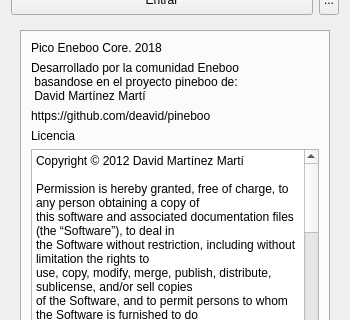
Above: pineboolib/loader/dlgconnect/dlgconnect.ui from deavid/pineboo before the change; both pictures show x 0 to 350 and y 83 to 403 of the 350 by 495 pixel window. Below: the same form after it.
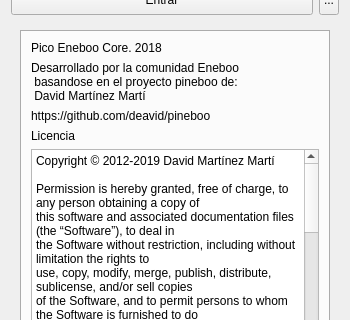
That is the form after the change. The open tabs and pages were chosen to show the change. Icons and pictures are not drawn.

The edit to the form file:
```diff
--- a/pineboolib/loader/dlgconnect/dlgconnect.ui
+++ b/pineboolib/loader/dlgconnect/dlgconnect.ui
@@ -611,23 +611,23 @@
           <item>
            <widget class="QPlainTextEdit" name="plainTextEdit">
             <property name="plainText">
-             <string>Copyright © 2012 David Martínez Martí
+             <string>Copyright © 2012-2019 David Martínez Martí
 
-Permission is hereby granted, free of charge, to any person obtaining a copy of 
-this software and associated documentation files (the “Software”), to deal in 
-the Software without restriction, including without limitation the rights to 
-use, copy, modify, merge, publish, distribute, sublicense, and/or sell copies 
-of the Software, and to permit persons to whom the Software is furnished to do 
+Permission is hereby granted, free of charge, to any person obtaining a copy of
+this software and associated documentation files (the “Software”), to deal in
+the Software without restriction, including without limitation the rights to
+use, copy, modify, merge, publish, distribute, sublicense, and/or sell copies
+of the Software, and to permit persons to whom the Software is furnished to do
 so, subject to the following conditions:
 
-The above copyright notice and this permission notice shall be included in all 
+The above copyright notice and this permission notice shall be included in all
 copies or substantial portions of the Software.
 
-THE SOFTWARE IS PROVIDED “AS IS”, WITHOUT WARRANTY OF ANY KIND, EXPRESS OR 
-IMPLIED, INCLUDING BUT NOT LIMITED TO THE WARRANTIES OF MERCHANTABILITY, FITNESS 
-FOR A PARTICULAR PURPOSE AND NONINFRINGEMENT. IN NO EVENT SHALL THE AUTHORS OR 
-COPYRIGHT HOLDERS BE LIABLE FOR ANY CLAIM, DAMAGES OR OTHER LIABILITY, WHETHER 
-IN AN ACTION OF CONTRACT, TORT OR OTHERWISE, ARISING FROM, OUT OF OR IN 
+THE SOFTWARE IS PROVIDED “AS IS”, WITHOUT WARRANTY OF ANY KIND, EXPRESS OR
+IMPLIED, INCLUDING BUT NOT LIMITED TO THE WARRANTIES OF MERCHANTABILITY, FITNESS
+FOR A PARTICULAR PURPOSE AND NONINFRINGEMENT. IN NO EVENT SHALL THE AUTHORS OR
+COPYRIGHT HOLDERS BE LIABLE FOR ANY CLAIM, DAMAGES OR OTHER LIABILITY, WHETHER
+IN AN ACTION OF CONTRACT, TORT OR OTHERWISE, ARISING FROM, OUT OF OR IN
 CONNECTION WITH THE SOFTWARE OR THE USE OR OTHER DEALINGS IN THE SOFTWARE.</string>
             </property>
            </widget>
```
